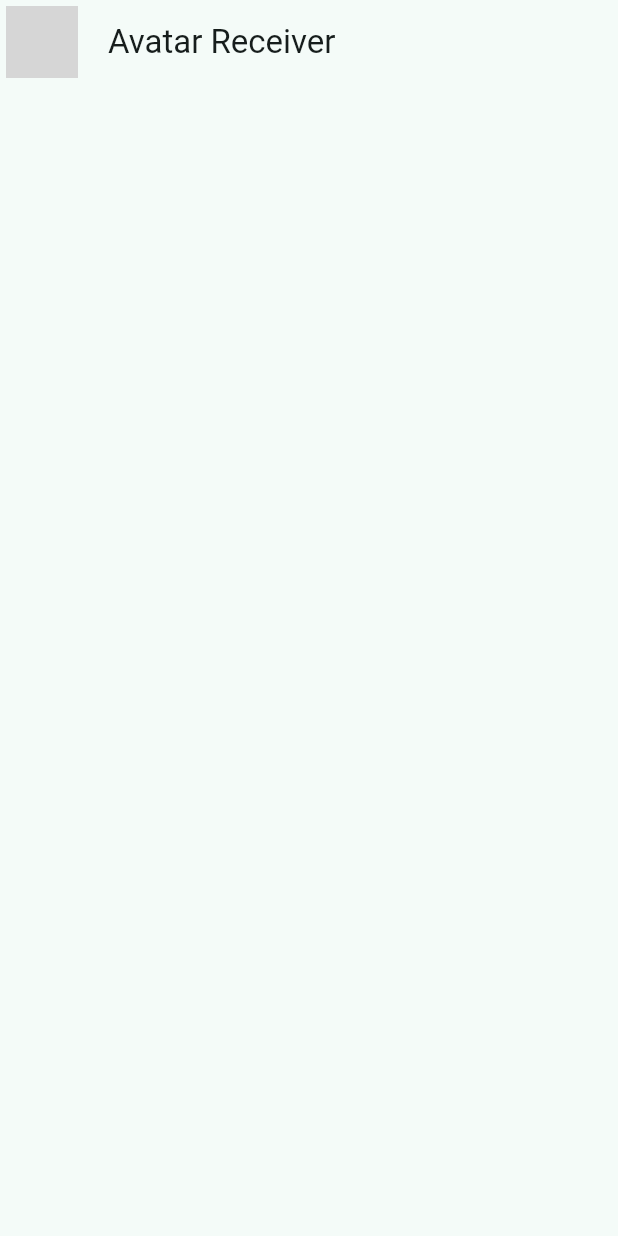
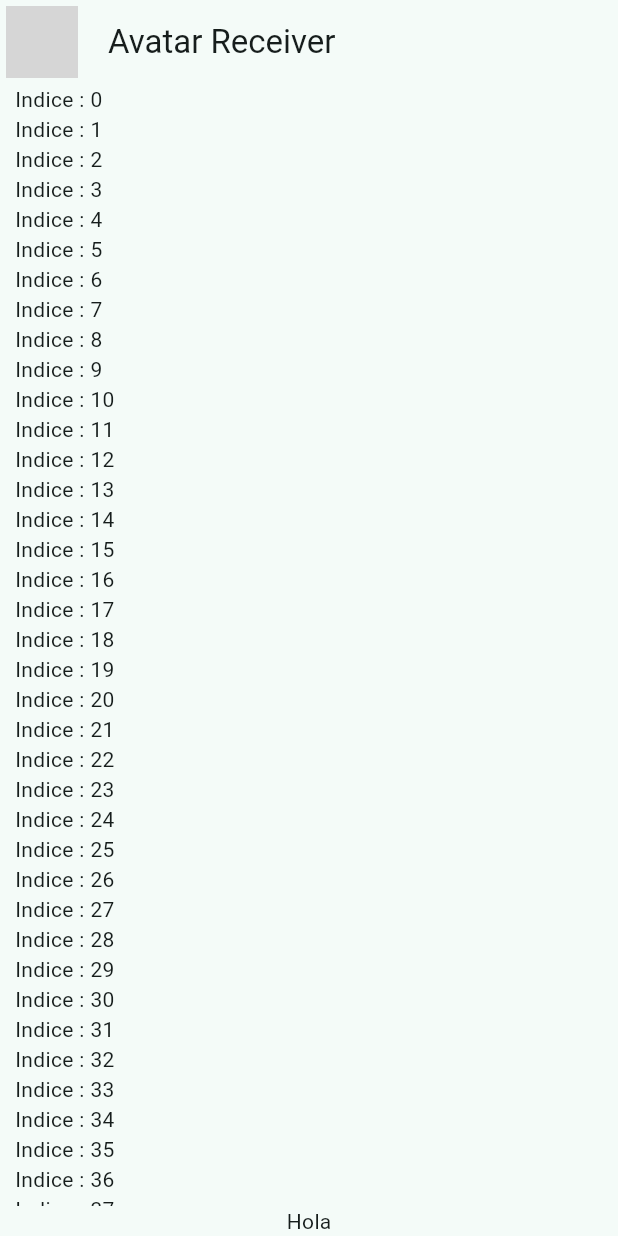
Before and after one commit to mauricio2093/Chat, a Flutter app: the screen it shows after launch, on a phone screen of 412 x 824 dp. Run offline on Flutter 3.47's test engine with Material 2 defaults, Android fonts, the phone set to English and light mode, and no system bars; network calls fail; grey boxes are pictures that could not be loaded.

Commit message:
01-Chat flutter

```diff
--- a/lib/assets/chat/chat_screen.dart
+++ /dev/null
@@ -1,21 +0,0 @@
-import 'package:flutter/material.dart';
-
-class ChatScreen extends StatelessWidget {
-  const ChatScreen({super.key});
-
-  @override
-  Widget build(BuildContext context) {
-    return Scaffold(
-      appBar: AppBar(
-        leading: const Padding(
-          padding: EdgeInsets.all(4.0),
-          child: CircleAvatar(
-            backgroundImage: NetworkImage(
-                'https://i.pinimg.com/564x/93/fd/a3/93fda3c4e69aa32beac71721299c6abe.jpg'),
-          ),
-        ),
-        title: const Text('Avatar Receiver'),
-      ),
-    );
-  }
-}
--- a/lib/main.dart
+++ b/lib/main.dart
@@ -1,4 +1,4 @@
-import 'package:application_2/assets/chat/chat_screen.dart';
+import 'package:application_2/presentation/chat/chat_screen.dart';
 import 'package:application_2/config/theme/app_theme.dart';
 import 'package:flutter/material.dart';
 
--- /dev/null
+++ b/lib/presentation/chat/chat_screen.dart
@@ -0,0 +1,46 @@
+import 'package:flutter/material.dart';
+
+class ChatScreen extends StatelessWidget {
+  const ChatScreen({super.key});
+
+  @override
+  Widget build(BuildContext context) {
+    return Scaffold(
+      appBar: AppBar(
+        leading: const Padding(
+          padding: EdgeInsets.all(4.0),
+          child: CircleAvatar(
+            backgroundImage: NetworkImage(
+                'https://i.pinimg.com/564x/93/fd/a3/93fda3c4e69aa32beac71721299c6abe.jpg'),
+          ),
+        ),
+        title: const Text('Avatar Receiver'),
+      ),
+      body: _ChatView(),
+    );
+  }
+}
+
+class _ChatView extends StatelessWidget {
+  @override
+  Widget build(BuildContext context) {
+    return SafeArea(
+      child: Padding(
+        padding: const EdgeInsets.symmetric(horizontal: 10),
+        child: Column(
+          children: [
+            Expanded(
+              child: ListView.builder(
+                itemCount: 100,
+                itemBuilder: (context, index) {
+                  return Text('Indice : $index');
+                },
+              ),
+            ),
+            Text('Hola'),
+          ],
+        ),
+      ),
+    );
+  }
+}
```
